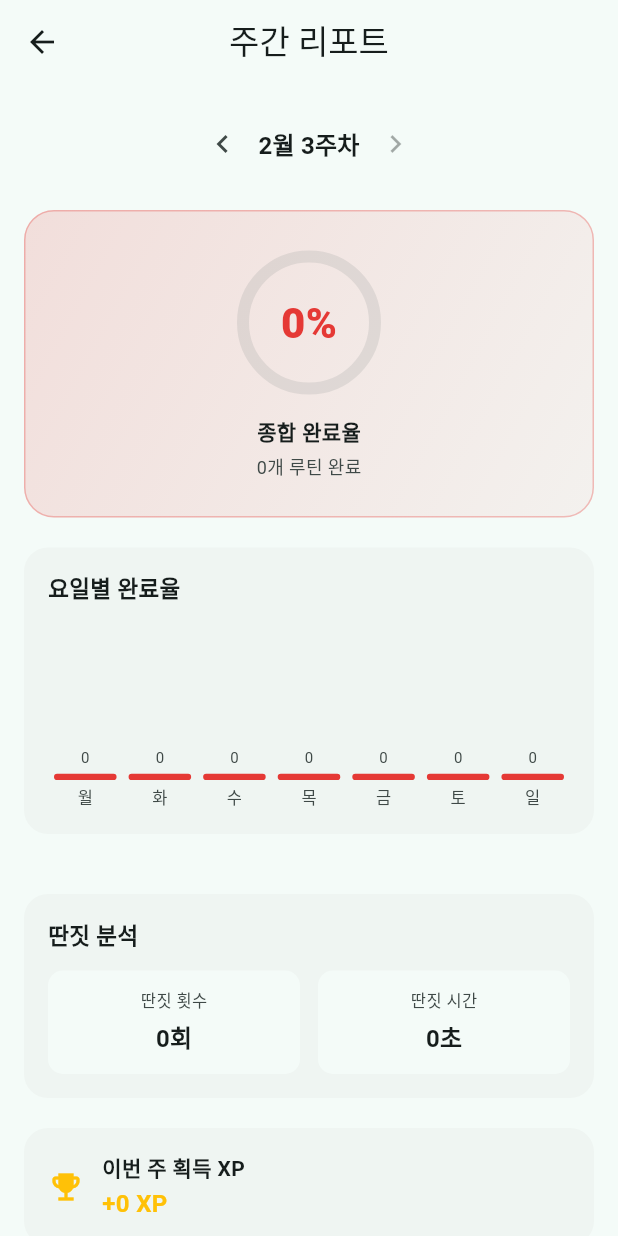
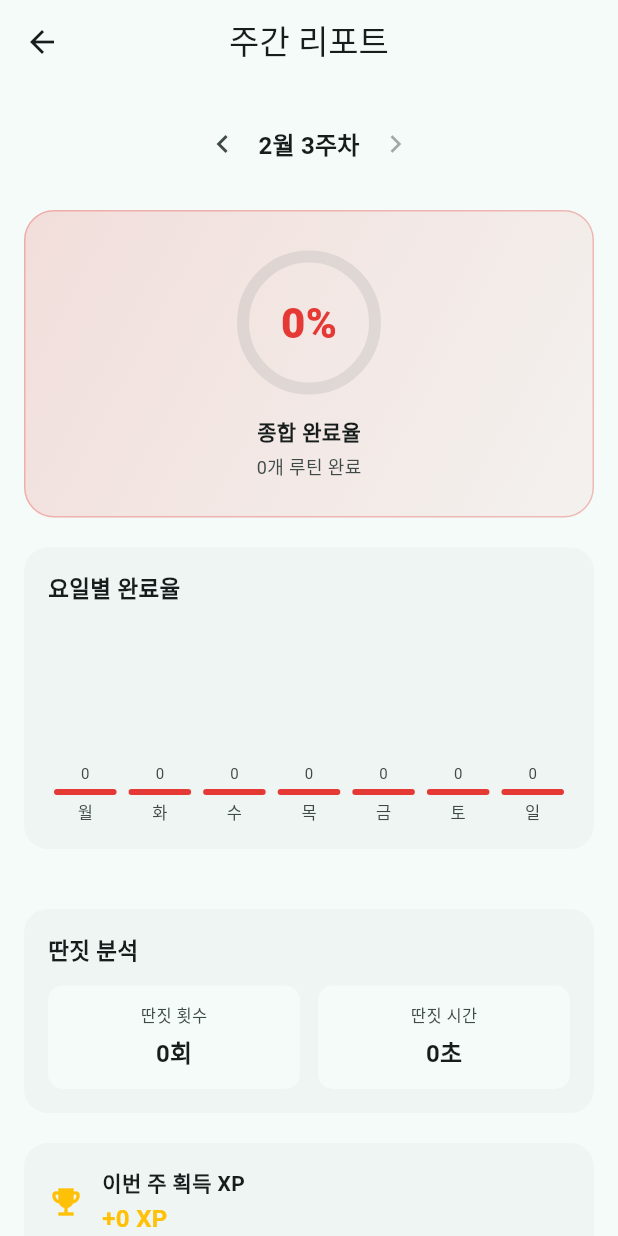
Before and after one commit to limsm7072/ai-character, a Flutter app: the screen it shows after launch, after a tap on "주간 리포트", on a phone screen of 412 x 824 dp. Run offline on Flutter 3.47's test engine with Material 3 defaults, Android fonts, the phone set to English and light mode, and no system bars; our stand-ins replace flutter_local_notifications, flutter_tts, geolocator, get_it, google_generative_ai, shared_preferences and 3 more; missing offline and left inert: flutter_overlay_window, health, spine_flutter; network calls fail; statements that could not run were skipped.

Commit message:
성장/주간 리포트 오버플로우 수정
- Growth: 칭호 Row에 Expanded 추가, stat Row에 Flexible 적용
- Weekly 미니바: FractionallySizedBox → 고정높이 Container로 변경
- Weekly 풀스크린 차트: 동일하게 고정높이 바로 변경

Co-Authored-By: Claude Opus 4.6 <noreply@anthropic.com>

```diff
--- a/lib/screens/dashboard_screen.dart
+++ b/lib/screens/dashboard_screen.dart
@@ -1957,13 +1957,15 @@ class DashboardScreenState extends State<DashboardScreen> {
                   child: Center(child: Text('${data.level}', style: TextStyle(fontSize: 18, fontWeight: FontWeight.w800, color: accentColor))),
                 ),
                 const SizedBox(width: 12),
-                Column(
-                  crossAxisAlignment: CrossAxisAlignment.start,
-                  children: [
-                    Text(data.title, style: const TextStyle(fontSize: 16, fontWeight: FontWeight.w700)),
+                Expanded(
+                  child: Column(
+                    crossAxisAlignment: CrossAxisAlignment.start,
+                    children: [
+                      Text(data.title, style: const TextStyle(fontSize: 16, fontWeight: FontWeight.w700), overflow: TextOverflow.ellipsis),
                       const SizedBox(height: 2),
                       Text('${data.totalXp} XP', style: TextStyle(fontSize: 12, color: theme.colorScheme.onSurfaceVariant)),
                     ],
+                  ),
                 ),
               ],
             ),
@@ -2009,14 +2011,17 @@ class DashboardScreenState extends State<DashboardScreen> {
   }
 
   Widget _growthStat(ThemeData theme, IconData icon, String label, String value) {
-    return Row(
+    return Expanded(
+      child: Row(
         mainAxisSize: MainAxisSize.min,
         children: [
           Icon(icon, size: 14, color: theme.colorScheme.onSurfaceVariant),
           const SizedBox(width: 4),
-        Text('$label ', style: TextStyle(fontSize: 11, color: theme.colorScheme.onSurfaceVariant)),
-        Text(value, style: const TextStyle(fontSize: 11, fontWeight: FontWeight.w600)),
-      ],
+          Flexible(
+            child: Text('$label $value', style: const TextStyle(fontSize: 11, fontWeight: FontWeight.w600), overflow: TextOverflow.ellipsis),
+          ),
+        ],
+      ),
     );
   }
 
@@ -2156,37 +2161,34 @@ class DashboardScreenState extends State<DashboardScreen> {
   Widget _buildMiniDayBars(ThemeData theme) {
     const keys = ['mon', 'tue', 'wed', 'thu', 'fri', 'sat', 'sun'];
     const days = ['월', '화', '수', '목', '금', '토', '일'];
-    return Row(
+    return SizedBox(
+      height: 32,
+      child: Row(
+        crossAxisAlignment: CrossAxisAlignment.end,
         children: List.generate(7, (i) {
           final rate = _weeklyReport?.dailyRates[keys[i]] ?? 0;
+          final barHeight = 20.0 * (rate > 0 ? rate : 0.05);
           return Expanded(
             child: Padding(
               padding: const EdgeInsets.symmetric(horizontal: 1),
               child: Column(
+                mainAxisAlignment: MainAxisAlignment.end,
                 children: [
                   Container(
-                  height: 20,
-                  decoration: BoxDecoration(
-                    color: theme.colorScheme.outline.withValues(alpha: 0.1),
-                    borderRadius: BorderRadius.circular(2),
-                  ),
-                  child: FractionallySizedBox(
-                    alignment: Alignment.bottomCenter,
-                    heightFactor: rate > 0 ? rate : 0.05,
-                    child: Container(
+                    height: barHeight.clamp(1.0, 20.0),
                     decoration: BoxDecoration(
                       color: _weeklyScoreColor(rate),
                       borderRadius: BorderRadius.circular(2),
                     ),
                   ),
-                  ),
-                ),
+                  const SizedBox(height: 2),
                   Text(days[i], style: TextStyle(fontSize: 8, color: theme.colorScheme.onSurfaceVariant)),
                 ],
               ),
             ),
           );
         }),
+      ),
     );
   }
 
--- a/lib/screens/weekly_report_screen.dart
+++ b/lib/screens/weekly_report_screen.dart
@@ -171,12 +171,14 @@ class _WeeklyReportScreenState extends State<WeeklyReportScreen> {
           Text('요일별 완료율', style: const TextStyle(fontSize: 15, fontWeight: FontWeight.w600)),
           const SizedBox(height: 16),
           SizedBox(
-            height: 120,
+            height: 130,
             child: Row(
               crossAxisAlignment: CrossAxisAlignment.end,
               children: List.generate(7, (i) {
                 final rate = _report!.dailyRates[keys[i]] ?? 0;
                 final color = _scoreColor(rate);
+                final barMaxHeight = 80.0;
+                final barHeight = (barMaxHeight * max(rate, 0.05)).clamp(4.0, barMaxHeight);
                 return Expanded(
                   child: Padding(
                     padding: const EdgeInsets.symmetric(horizontal: 4),
@@ -186,15 +188,11 @@ class _WeeklyReportScreenState extends State<WeeklyReportScreen> {
                         Text('${(rate * 100).round()}',
                             style: TextStyle(fontSize: 10, color: theme.colorScheme.onSurfaceVariant)),
                         const SizedBox(height: 4),
-                        Flexible(
-                          child: FractionallySizedBox(
-                            heightFactor: max(rate, 0.05),
-                            child: Container(
-                              decoration: BoxDecoration(
-                                color: color,
-                                borderRadius: BorderRadius.circular(4),
-                              ),
-                            ),
+                        Container(
+                          height: barHeight,
+                          decoration: BoxDecoration(
+                            color: color,
+                            borderRadius: BorderRadius.circular(4),
                           ),
                         ),
                         const SizedBox(height: 4),
```
Lines whose indentation alone changed are shown as unchanged.
